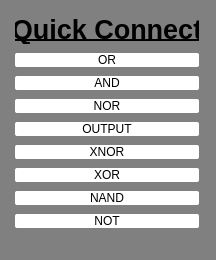
Qt form nodequickcreatemenu.ui (University-of-Utah-CS3505/a9-edu-app-MAUIFanClub) before a commit.
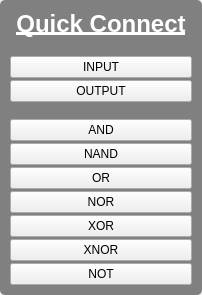
The same form after that commit.

What changed in the file:
```diff
--- a/nodequickcreatemenu.ui
+++ b/nodequickcreatemenu.ui
@@ -6,8 +6,8 @@
    <rect>
     <x>0</x>
     <y>0</y>
-    <width>216</width>
-    <height>260</height>
+    <width>202</width>
+    <height>295</height>
    </rect>
   </property>
   <property name="windowTitle">
@@ -16,48 +16,52 @@
   <property name="accessibleName">
    <string>NodeQuickCreateMenu</string>
   </property>
+  <property name="autoFillBackground">
+   <bool>true</bool>
+  </property>
   <property name="styleSheet">
-   <string notr="true">*
+   <string notr="true">QWidget:hover 
 {
-background-color:gray;
-border-radius:5px;
-}
-
-QPushButton
-{
-background-color:white;
-color:black;
-border-radius:2px;
-}
-
-QLabel{
-color:black;
 }</string>
   </property>
-  <widget class="QWidget" name="verticalLayoutWidget">
-   <property name="geometry">
-    <rect>
-     <x>10</x>
-     <y>0</y>
-     <width>194</width>
-     <height>251</height>
-    </rect>
+  <layout class="QVBoxLayout" name="verticalLayout_2">
+   <property name="spacing">
+    <number>0</number>
+   </property>
+   <property name="leftMargin">
+    <number>0</number>
+   </property>
+   <property name="topMargin">
+    <number>0</number>
+   </property>
+   <property name="rightMargin">
+    <number>0</number>
+   </property>
+   <property name="bottomMargin">
+    <number>0</number>
+   </property>
+   <item>
+    <widget class="QWidget" name="ItemsHolder" native="true">
+     <property name="styleSheet">
+      <string notr="true">QWidget#ItemsHolder {
+background-color:gray;
+border-radius:5px;}</string>
    </property>
    <layout class="QVBoxLayout" name="verticalLayout">
     <property name="spacing">
-     <number>0</number>
+       <number>2</number>
     </property>
     <property name="leftMargin">
-     <number>5</number>
+       <number>10</number>
     </property>
     <property name="topMargin">
-     <number>5</number>
+       <number>10</number>
     </property>
     <property name="rightMargin">
-     <number>5</number>
+       <number>10</number>
     </property>
     <property name="bottomMargin">
-     <number>5</number>
+       <number>10</number>
     </property>
     <item>
      <widget class="QLabel" name="quickConnectTitle">
@@ -69,12 +73,15 @@
       </property>
       <property name="font">
        <font>
-        <pointsize>20</pointsize>
+          <pointsize>18</pointsize>
         <bold>true</bold>
         <underline>true</underline>
         <kerning>false</kerning>
        </font>
       </property>
+        <property name="styleSheet">
+         <string notr="true">color:white;</string>
+        </property>
       <property name="text">
        <string>Quick Connect</string>
       </property>
@@ -84,7 +91,20 @@
      </widget>
     </item>
     <item>
-     <widget class="QPushButton" name="orBtn">
+       <spacer name="verticalSpacer_2">
+        <property name="orientation">
+         <enum>Qt::Vertical</enum>
+        </property>
+        <property name="sizeHint" stdset="0">
+         <size>
+          <width>20</width>
+          <height>0</height>
+         </size>
+        </property>
+       </spacer>
+      </item>
+      <item>
+       <widget class="QPushButton" name="qcInputBtn">
       <property name="minimumSize">
        <size>
         <width>125</width>
@@ -97,10 +117,41 @@
        </font>
       </property>
       <property name="text">
-       <string>OR</string>
+         <string>INPUT</string>
       </property>
      </widget>
     </item>
+      <item>
+       <widget class="QPushButton" name="qcOutputBtn">
+        <property name="minimumSize">
+         <size>
+          <width>125</width>
+          <height>0</height>
+         </size>
+        </property>
+        <property name="font">
+         <font>
+          <kerning>false</kerning>
+         </font>
+        </property>
+        <property name="text">
+         <string>OUTPUT</string>
+        </property>
+       </widget>
+      </item>
+      <item>
+       <spacer name="verticalSpacer">
+        <property name="orientation">
+         <enum>Qt::Vertical</enum>
+        </property>
+        <property name="sizeHint" stdset="0">
+         <size>
+          <width>20</width>
+          <height>1</height>
+         </size>
+        </property>
+       </spacer>
+      </item>
     <item>
      <widget class="QPushButton" name="andBtn">
       <property name="minimumSize">
@@ -119,6 +170,42 @@
       </property>
      </widget>
     </item>
+      <item>
+       <widget class="QPushButton" name="nAndBtn">
+        <property name="minimumSize">
+         <size>
+          <width>125</width>
+          <height>0</height>
+         </size>
+        </property>
+        <property name="font">
+         <font>
+          <kerning>false</kerning>
+         </font>
+        </property>
+        <property name="text">
+         <string>NAND</string>
+        </property>
+       </widget>
+      </item>
+      <item>
+       <widget class="QPushButton" name="orBtn">
+        <property name="minimumSize">
+         <size>
+          <width>125</width>
+          <height>0</height>
+         </size>
+        </property>
+        <property name="font">
+         <font>
+          <kerning>false</kerning>
+         </font>
+        </property>
+        <property name="text">
+         <string>OR</string>
+        </property>
+       </widget>
+      </item>
     <item>
      <widget class="QPushButton" name="nOrBtn">
       <property name="minimumSize">
@@ -137,42 +224,6 @@
       </property>
      </widget>
     </item>
-    <item>
-     <widget class="QPushButton" name="qcOutputBtn">
-      <property name="minimumSize">
-       <size>
-        <width>125</width>
-        <height>0</height>
-       </size>
-      </property>
-      <property name="font">
-       <font>
-        <kerning>false</kerning>
-       </font>
-      </property>
-      <property name="text">
-       <string>OUTPUT</string>
-      </property>
-     </widget>
-    </item>
-    <item>
-     <widget class="QPushButton" name="xnOrBtn">
-      <property name="minimumSize">
-       <size>
-        <width>125</width>
-        <height>0</height>
-       </size>
-      </property>
-      <property name="font">
-       <font>
-        <kerning>false</kerning>
-       </font>
-      </property>
-      <property name="text">
-       <string>XNOR</string>
-      </property>
-     </widget>
-    </item>
     <item>
      <widget class="QPushButton" name="xOrBtn">
       <property name="minimumSize">
@@ -192,7 +243,7 @@
      </widget>
     </item>
     <item>
-     <widget class="QPushButton" name="nAndBtn">
+       <widget class="QPushButton" name="xnOrBtn">
       <property name="minimumSize">
        <size>
         <width>125</width>
@@ -205,7 +256,7 @@
        </font>
       </property>
       <property name="text">
-       <string>NAND</string>
+         <string>XNOR</string>
       </property>
      </widget>
     </item>
@@ -229,6 +280,8 @@
     </item>
    </layout>
   </widget>
+   </item>
+  </layout>
  </widget>
  <resources/>
  <connections/>
```
Lines whose indentation alone changed are shown as unchanged.
